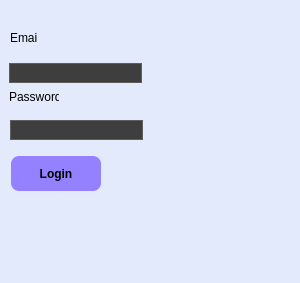
pornessianparapio/act_app, file ui/login_window.ui: the form before one commit.
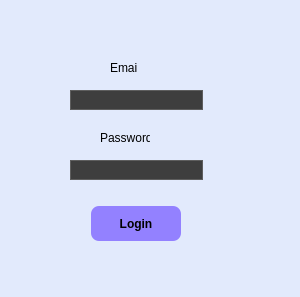
The form after the commit. Icons and pictures are not drawn.

Diff of the .ui file:
```diff
--- a/ui/login_window.ui
+++ b/ui/login_window.ui
@@ -7,7 +7,7 @@
     <x>0</x>
     <y>0</y>
     <width>300</width>
-    <height>283</height>
+    <height>297</height>
    </rect>
   </property>
   <property name="maximumSize">
@@ -25,14 +25,14 @@
   <widget class="QLabel" name="email_label">
    <property name="geometry">
     <rect>
-     <x>10</x>
-     <y>30</y>
+     <x>110</x>
+     <y>60</y>
      <width>28</width>
      <height>16</height>
     </rect>
    </property>
    <property name="styleSheet">
-    <string notr="true">background-color: #e2eafc color: white;</string>
+    <string notr="true">background-color: #e2eafc;</string>
    </property>
    <property name="text">
     <string>Email:</string>
@@ -41,8 +41,8 @@
   <widget class="QLineEdit" name="email_input">
    <property name="geometry">
     <rect>
-     <x>9</x>
-     <y>63</y>
+     <x>70</x>
+     <y>90</y>
      <width>133</width>
      <height>20</height>
     </rect>
@@ -56,8 +56,8 @@
   <widget class="QLabel" name="password_label">
    <property name="geometry">
     <rect>
-     <x>9</x>
-     <y>89</y>
+     <x>100</x>
+     <y>130</y>
      <width>50</width>
      <height>16</height>
     </rect>
@@ -69,8 +69,8 @@
   <widget class="QLineEdit" name="password_input">
    <property name="geometry">
     <rect>
-     <x>10</x>
-     <y>120</y>
+     <x>70</x>
+     <y>160</y>
      <width>133</width>
      <height>20</height>
     </rect>
@@ -87,8 +87,8 @@
   <widget class="QPushButton" name="login_button">
    <property name="geometry">
     <rect>
-     <x>10</x>
-     <y>150</y>
+     <x>90</x>
+     <y>200</y>
      <width>91</width>
      <height>41</height>
     </rect>
```
Left out of the diff: 19 changed lines with no effect on the pictures.
